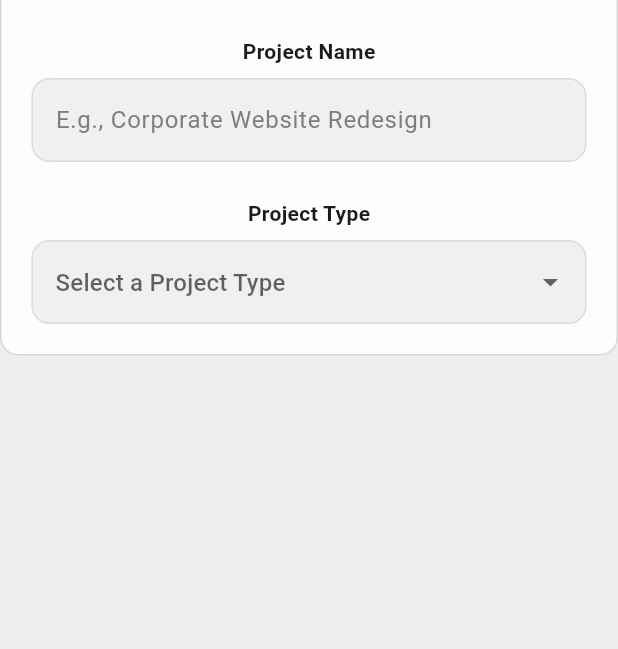
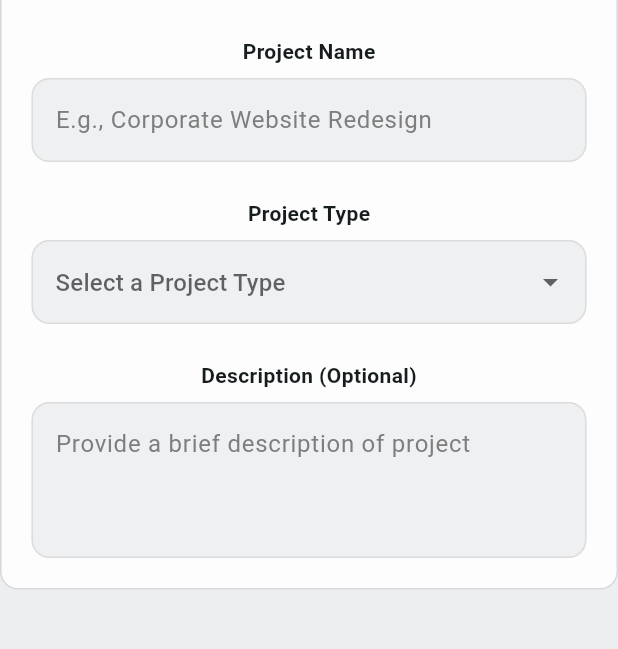
Before and after one commit to omerbanaemh/print_ready_invoice, a Flutter app: the screen it shows after launch, on a phone screen of 412 x 824 dp, the part 297-946 px from its top. Run offline on Flutter 3.47's test engine with Material 3 defaults, Android fonts, the phone set to English and light mode, and no system bars; drawn by our look-alikes of flutter_form_builder; our stand-ins replace form_builder_validators.

Commit message:
replace ProjectNameInput with ProjectFieldInput

```diff
--- a/lib/features/invoice/presentation/views/project_details.dart
+++ b/lib/features/invoice/presentation/views/project_details.dart
@@ -1,7 +1,7 @@
 import 'package:flutter/material.dart';
 import 'package:flutter_form_builder/flutter_form_builder.dart';
 import 'package:print_ready_invoice/core/utils/size_config.dart';
-import 'package:print_ready_invoice/features/invoice/presentation/views/widgets/project_name_input.dart';
+import 'package:print_ready_invoice/features/invoice/presentation/views/widgets/project_field_input.dart';
 import 'package:print_ready_invoice/features/invoice/presentation/views/widgets/project_type_input.dart';
 
 class ProjectDetails extends StatefulWidget {
@@ -12,13 +12,11 @@ class ProjectDetails extends StatefulWidget {
 }
 
 class _ProjectDetailsState extends State<ProjectDetails> {
-    final _formKey = GlobalKey<FormBuilderState>();
-    final List<String> projectTypes = ['Mobile App', 'Web App', 'Desktop App'];
+  final _formKey = GlobalKey<FormBuilderState>();
+  final List<String> projectTypes = ['Mobile App', 'Web App', 'Desktop App'];
 
   @override
   Widget build(BuildContext context) {
-
-
     return Scaffold(
       backgroundColor: const Color(0xFFECEEF0),
       body: SingleChildScrollView(
@@ -63,10 +61,11 @@ class _ProjectDetailsState extends State<ProjectDetails> {
                       FormBuilder(
                         key: _formKey,
                         child: Column(
-                          crossAxisAlignment: CrossAxisAlignment.start,
                           children: [
-                            ProjectNameInput(),
-                            ProjectTypeInput(projectTypes: projectTypes,)
+                            ProjectFieldInput(label: 'Project Name',name: 'name',hintText: 'E.g., Corporate Website Redesign',),
+                            ProjectTypeInput(projectTypes: projectTypes),
+                            ProjectFieldInput(label: 'Description (Optional)',name: 'description',hintText: 'Provide a brief description of project',maxLines: 3,),
+
 
 
                           ],
--- a/lib/features/invoice/presentation/views/widgets/project_name_input.dart
+++ b/lib/features/invoice/presentation/views/widgets/project_field_input.dart
@@ -3,22 +3,26 @@ import 'package:flutter_form_builder/flutter_form_builder.dart';
 import 'package:form_builder_validators/form_builder_validators.dart';
 import 'package:print_ready_invoice/features/invoice/presentation/views/widgets/custom_input_decoration.dart';
 
-class ProjectNameInput extends StatelessWidget {
-  const ProjectNameInput({super.key});
+class ProjectFieldInput extends StatelessWidget {
+  const ProjectFieldInput({super.key, required this.label, required this.name, this.hintText, this.maxLines});
+  final String label , name;
+  final String? hintText;
+  final int? maxLines;
 
   @override
   Widget build(BuildContext context) {
     return Column(
       children: [
         SizedBox(height: 24),
-        Text('Project Name', style: TextStyle(fontWeight: FontWeight.bold)),
+        Text(label, style: TextStyle(fontWeight: FontWeight.bold)),
         SizedBox(height: 8),
         FormBuilderTextField(
-          name: 'name',
+          name: name ,
           decoration: customInputDecoration(
-            hintText: 'E.g., Corporate Website Redesign',
+            hintText: hintText ,
           ),
           validator: FormBuilderValidators.required(),
+          maxLines: maxLines,
         ),
       ],
     );
```
